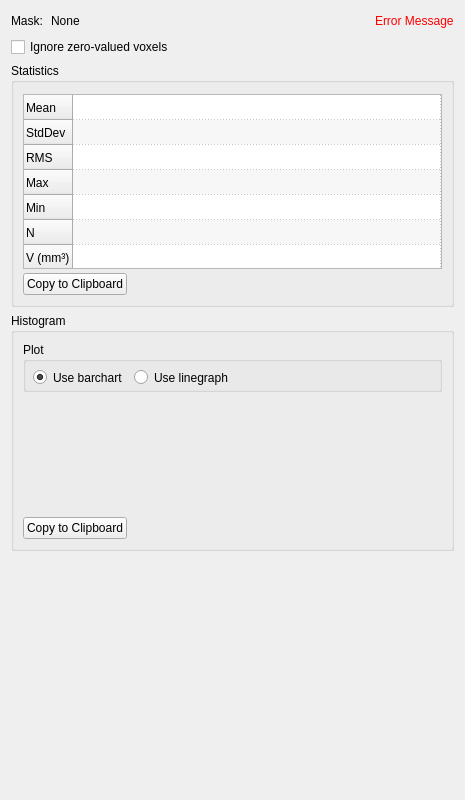
Old version of the form Plugins/org.mitk.gui.qt.measurementtoolbox/src/internal/QmitkImageStatisticsViewControls.ui in the repository MITK/MITK.
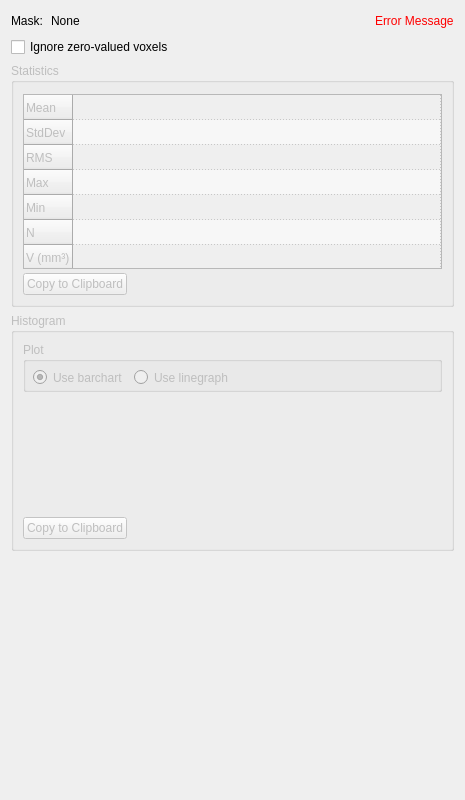
New version of the form. Custom widgets are drawn as their Qt base class.

Commit message: - checked if at least one data node is selected

Diff of the .ui file:
```diff
--- a/Plugins/org.mitk.gui.qt.measurementtoolbox/src/internal/QmitkImageStatisticsViewControls.ui
+++ b/Plugins/org.mitk.gui.qt.measurementtoolbox/src/internal/QmitkImageStatisticsViewControls.ui
@@ -79,6 +79,9 @@
    </item>
    <item row="2" column="0">
     <widget class="QGroupBox" name="groupBox_3">
+     <property name="enabled">
+      <bool>false</bool>
+     </property>
      <property name="title">
       <string>Statistics</string>
      </property>
@@ -131,7 +134,7 @@
          <enum>Qt::DotLine</enum>
         </property>
         <property name="cornerButtonEnabled">
-         <bool>true</bool>
+         <bool>false</bool>
         </property>
         <attribute name="horizontalHeaderVisible">
          <bool>false</bool>
@@ -251,6 +254,9 @@
    </item>
    <item row="3" column="0">
     <widget class="QGroupBox" name="groupBox">
+     <property name="enabled">
+      <bool>false</bool>
+     </property>
      <property name="minimumSize">
       <size>
        <width>150</width>
```
The commit also changes 2 other files.
